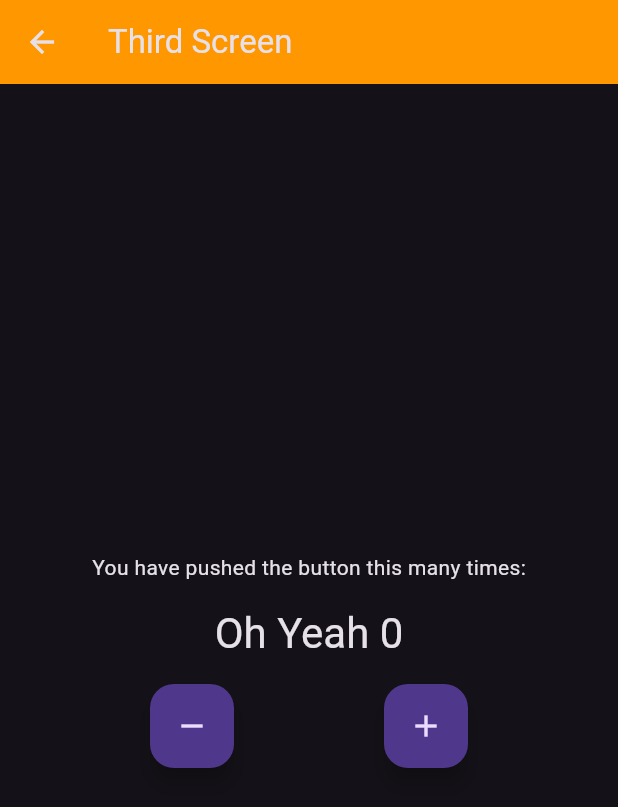
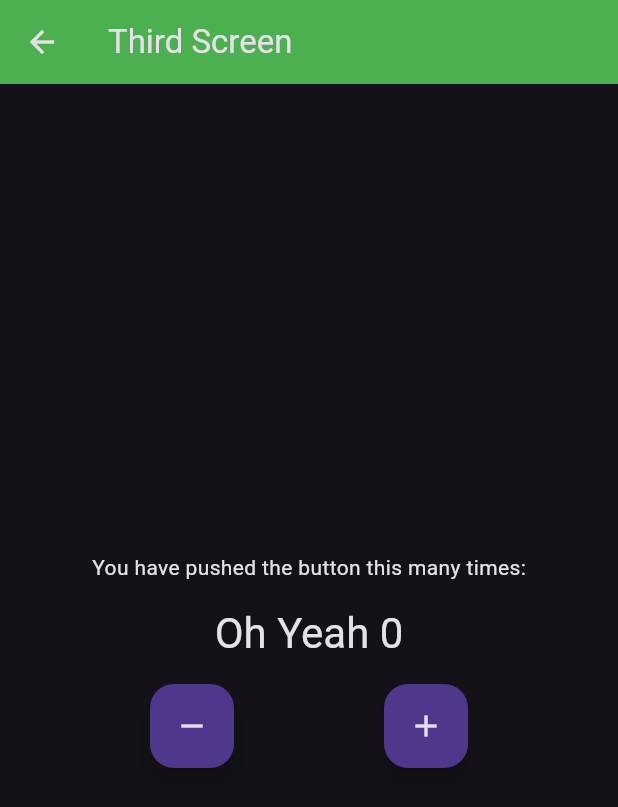
Before and after one commit to AhmedKhaled8907/counter-app-with-bloc, a Flutter app: the screen it shows after launch, after a tap on "Go to the Third page", on a phone screen of 412 x 824 dp. Shown: the top 807 px of the screen. Run offline on Flutter 3.47's test engine with Material 3 defaults, Android fonts, the phone set to English and light mode, and no system bars; our stand-ins replace flutter_bloc.

```diff
--- a/lib/main.dart
+++ b/lib/main.dart
@@ -1,7 +1,5 @@
 import 'package:counter_app/cubit/counter_cubit.dart';
-import 'package:counter_app/presentation/screens/home_screen.dart';
-import 'package:counter_app/presentation/screens/second_screen.dart';
-import 'package:counter_app/presentation/screens/third_screen.dart';
+import 'package:counter_app/presentation/router/app_router.dart';
 import 'package:flutter/material.dart';
 import 'package:flutter_bloc/flutter_bloc.dart';
 
@@ -9,44 +7,22 @@ void main() {
   runApp(const MyApp());
 }
 
-class MyApp extends StatefulWidget {
+class MyApp extends StatelessWidget {
   const MyApp({super.key});
 
   @override
-  State<MyApp> createState() => _MyAppState();
-}
-
-class _MyAppState extends State<MyApp> {
-  final CounterCubit _counterCubit = CounterCubit();
-
-  @override
   Widget build(BuildContext context) {
-    return MaterialApp(
+    final AppRouter appRouter = AppRouter();
+    return BlocProvider(
+      create: (context) => CounterCubit(),
+      child: MaterialApp(
           debugShowCheckedModeBanner: false,
           title: 'Counter App',
           theme: ThemeData(
             brightness: Brightness.dark,
           ),
-      routes: {
-        '/': (context) => BlocProvider.value(
-              value: _counterCubit,
-              child: const HomeScreen(color: Colors.blueAccent),
+          onGenerateRoute: appRouter.onGenerateRoute,
         ),
-        '/second': (context) => BlocProvider.value(
-              value: _counterCubit,
-              child: const SecondScreen(color: Colors.green),
-            ),
-        '/third': (context) => BlocProvider.value(
-              value: _counterCubit,
-              child: const ThirdScreen(color: Colors.orange),
-            ),
-      },
     );
   }
-
-  @override
-  void dispose() {
-    super.dispose();
-    _counterCubit.close();
 }
-}
--- /dev/null
+++ b/lib/presentation/router/app_router.dart
@@ -0,0 +1,39 @@
+import 'package:flutter/material.dart';
+
+import 'package:counter_app/presentation/screens/home_screen.dart';
+import 'package:counter_app/presentation/screens/second_screen.dart';
+import 'package:counter_app/presentation/screens/third_screen.dart';
+
+class AppRouter {
+  Route onGenerateRoute(RouteSettings routeSettings) {
+    switch (routeSettings.name) {
+      case '/':
+        return MaterialPageRoute(
+          builder: (context) => const HomeScreen(
+            color: Colors.blueAccent,
+          ),
+        );
+
+      case '/second':
+        return MaterialPageRoute(
+          builder: (context) => const SecondScreen(
+            color: Colors.red,
+          ),
+        );
+      case '/third':
+        return MaterialPageRoute(
+          builder: (context) => const ThirdScreen(
+            color: Colors.green,
+          ),
+        );
+      default:
+        return MaterialPageRoute(
+          builder: (context) => const Scaffold(
+            body: Center(
+              child: Text('Page not found'),
+            ),
+          ),
+        );
+    }
+  }
+}
--- a/lib/presentation/screens/home_screen.dart
+++ b/lib/presentation/screens/home_screen.dart
@@ -1,5 +1,4 @@
 import 'package:counter_app/cubit/counter_cubit.dart';
-import 'package:counter_app/presentation/screens/second_screen.dart';
 import 'package:flutter/material.dart';
 import 'package:flutter_bloc/flutter_bloc.dart';
 
--- a/lib/presentation/screens/second_screen.dart
+++ b/lib/presentation/screens/second_screen.dart
@@ -1,5 +1,4 @@
 import 'package:counter_app/cubit/counter_cubit.dart';
-import 'package:counter_app/presentation/screens/third_screen.dart';
 import 'package:flutter/material.dart';
 import 'package:flutter_bloc/flutter_bloc.dart';
 
@@ -104,13 +103,8 @@ class SecondScreen extends StatelessWidget {
                   style: TextStyle(fontSize: 24),
                 ),
                 onPressed: () {
-                  Navigator.of(context).push(
-                    MaterialPageRoute(
-                      builder: (_) => BlocProvider.value(
-                        value: BlocProvider.of<CounterCubit>(context),
-                        child: const ThirdScreen(color: Colors.orange),
-                      ),
-                    ),
+                  Navigator.of(context).pushNamed(
+                    '/third',
                   );
                 },
               ),
```
Lines whose indentation alone changed are shown as unchanged.
